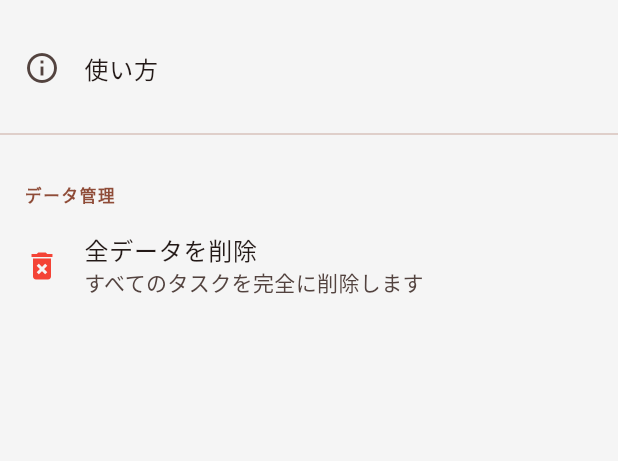
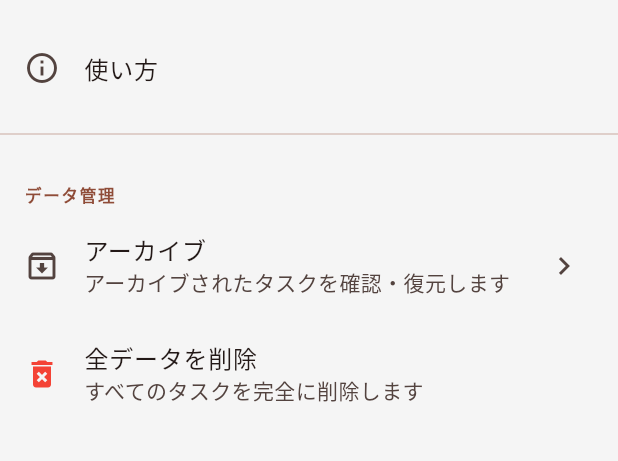
Before and after one commit to Masa512411/burnerList_app, a Flutter app: the screen it shows after launch, after a tap on the "settings" icon, on a phone screen of 412 x 824 dp, the part 574-1035 px from its top. Run offline on Flutter 3.47's test engine with Material 3 defaults, Android fonts, the phone set to English and light mode, and no system bars; our stand-ins replace flutter_riverpod, google_fonts, shared_preferences.

Commit message:
feat: タスクのアーカイブ機能を追加
- Task モデルに isArchived フィールドを追加
- TaskNotifier に archiveTask / restoreTask メソッドを追加
- Front/Back Burner と Counter Space/Kitchen Sink のメニューにアーカイブを追加
- アーカイブ済みタスク一覧画面 (復元・削除対応) を新規作成
- 設定画面からアーカイブ一覧へナビゲーション可能に

Co-Authored-By: Claude Sonnet 4.6 <noreply@anthropic.com>

```diff
--- a/lib/models/task_model.dart
+++ b/lib/models/task_model.dart
@@ -9,6 +9,7 @@ class Task {
   final TaskType type;
   final DateTime createdAt;
   final String? note;
+  final bool isArchived;
 
   Task({
     required this.id,
@@ -17,6 +18,7 @@ class Task {
     this.type = TaskType.kitchenSink,
     required this.createdAt,
     this.note,
+    this.isArchived = false,
   });
 
   Task copyWith({
@@ -27,6 +29,7 @@ class Task {
     DateTime? createdAt,
     String? note,
     bool clearNote = false,
+    bool? isArchived,
   }) {
     return Task(
       id: id ?? this.id,
@@ -35,6 +38,7 @@ class Task {
       type: type ?? this.type,
       createdAt: createdAt ?? this.createdAt,
       note: clearNote ? null : (note ?? this.note),
+      isArchived: isArchived ?? this.isArchived,
     );
   }
 
@@ -46,6 +50,7 @@ class Task {
       'type': type.index,
       'createdAt': createdAt.toIso8601String(),
       'note': note,
+      'isArchived': isArchived,
     };
   }
 
@@ -57,6 +62,7 @@ class Task {
       type: TaskType.values[map['type']],
       createdAt: DateTime.parse(map['createdAt']),
       note: map['note'] as String?,
+      isArchived: map['isArchived'] as bool? ?? false,
     );
   }
 
--- a/lib/screens/home_screen.dart
+++ b/lib/screens/home_screen.dart
@@ -74,24 +74,28 @@ class _HomeScreenState extends ConsumerState<HomeScreen> {
     // but the list might contain multiple if we forced it.
     // We'll take the first one found or null.
 
+    final activeTasks = tasks.where((t) => !t.isArchived).toList();
+
     Task? frontBurnerTask;
     Task? backBurnerTask;
 
     try {
-      frontBurnerTask = tasks.firstWhere((t) => t.type == TaskType.frontBurner);
+      frontBurnerTask = activeTasks.firstWhere(
+        (t) => t.type == TaskType.frontBurner,
+      );
     } catch (_) {}
 
     try {
-      backBurnerTask = tasks.firstWhere((t) => t.type == TaskType.backBurner);
+      backBurnerTask = activeTasks.firstWhere(
+        (t) => t.type == TaskType.backBurner,
+      );
     } catch (_) {}
 
-    // Kitchen sink tasks
-    final sinkTasks = tasks
+    final sinkTasks = activeTasks
         .where((t) => t.type == TaskType.kitchenSink)
         .toList();
 
-    // Counter Space tasks
-    final counterTasks = tasks
+    final counterTasks = activeTasks
         .where((t) => t.type == TaskType.counterSpace)
         .toList();
 
--- a/lib/screens/settings_screen.dart
+++ b/lib/screens/settings_screen.dart
@@ -2,6 +2,7 @@ import 'package:flutter/material.dart';
 import 'package:flutter_riverpod/flutter_riverpod.dart';
 import 'package:burner_list/providers/settings_provider.dart';
 import 'package:burner_list/providers/task_provider.dart';
+import 'package:burner_list/screens/archived_tasks_screen.dart';
 
 class SettingsScreen extends ConsumerWidget {
   const SettingsScreen({super.key});
@@ -68,6 +69,16 @@ class SettingsScreen extends ConsumerWidget {
 
           // ----- データ管理 -----
           _SectionHeader(label: 'データ管理'),
+          ListTile(
+            leading: const Icon(Icons.archive_outlined),
+            title: const Text('アーカイブ'),
+            subtitle: const Text('アーカイブされたタスクを確認・復元します'),
+            trailing: const Icon(Icons.chevron_right),
+            onTap: () => Navigator.push(
+              context,
+              MaterialPageRoute(builder: (_) => const ArchivedTasksScreen()),
+            ),
+          ),
           ListTile(
             leading: const Icon(Icons.delete_forever, color: Colors.red),
             title: const Text('全データを削除'),
--- a/lib/widgets/burner_section.dart
+++ b/lib/widgets/burner_section.dart
@@ -61,7 +61,7 @@ class BurnerSection extends ConsumerWidget {
               boxShadow: task != null
                   ? [
                       BoxShadow(
-                        color: Colors.black.withOpacity(0.05),
+                        color: Colors.black.withValues(alpha: 0.05),
                         blurRadius: 10,
                         offset: const Offset(0, 4),
                       ),
@@ -136,6 +136,10 @@ class BurnerSection extends ConsumerWidget {
                               context: context,
                               builder: (_) => TaskNoteDialog(task: task!),
                             );
+                          } else if (value == 'archive') {
+                            await ref
+                                .read(taskProvider.notifier)
+                                .archiveTask(task!.id);
                           } else if (value == 'delete') {
                             await ref
                                 .read(taskProvider.notifier)
@@ -168,10 +172,15 @@ class BurnerSection extends ConsumerWidget {
                                       : 'Move to Sink',
                                 ),
                               ),
+                              const PopupMenuDivider(),
+                              const PopupMenuItem<String>(
+                                value: 'archive',
+                                child: Text('アーカイブ'),
+                              ),
                               const PopupMenuItem<String>(
                                 value: 'delete',
                                 child: Text(
-                                  'Delete',
+                                  '削除',
                                   style: TextStyle(color: Colors.red),
                                 ),
                               ),
```
Also changed, not shown: lib/providers/task_provider.dart (+18 -0 lines), lib/screens/archived_tasks_screen.dart (added, +117 -0 lines), lib/widgets/sink_list.dart (+9 -1 lines).
